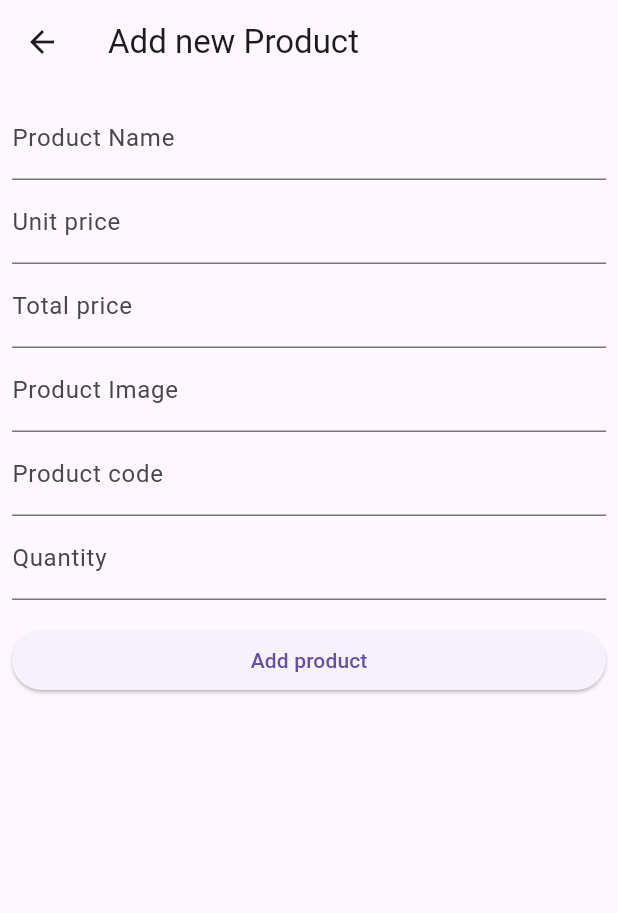
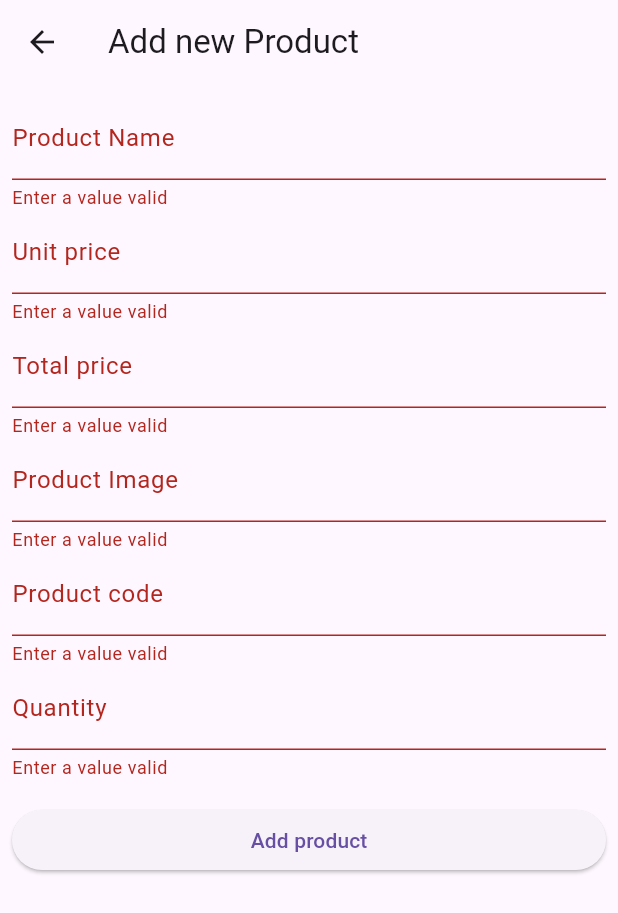
Before and after one commit to Ruman007-75/Ruman007-75, a Flutter app: the AddNewProductScreen screen opened directly, after a tap on "Add product", on a phone screen of 412 x 824 dp. Shown: the top 913 px of the screen. Run offline on Flutter 3.47's test engine with Material 3 defaults, Android fonts, the phone set to English and light mode, and no system bars; network calls fail.

Commit message:
module_13_class_3_2.dart

```diff
--- /dev/null
+++ b/lib/model/product.dart
@@ -0,0 +1,20 @@
+class Product {
+  final String id;
+  final String produstName;
+  final String productcode;
+  final String productImage;
+  final String unitePrice;
+  final String quantity;
+  final String totalPrice;
+  final String createdAt;
+
+  Product(
+      {required this.id,
+      required this.produstName,
+      required this.productcode,
+      required this.productImage,
+      required this.unitePrice,
+      required this.quantity,
+      required this.totalPrice,
+      required this.createdAt});
+}
--- a/lib/screen/add_new_product_screen.dart
+++ b/lib/screen/add_new_product_screen.dart
@@ -1,4 +1,7 @@
+import 'dart:convert';
+
 import 'package:flutter/material.dart';
+import 'package:http/http.dart';
 
 class AddNewProductScreen extends StatefulWidget {
   const AddNewProductScreen({super.key});
@@ -16,6 +19,7 @@ class _AddNewProductScreenState extends State<AddNewProductScreen> {
   final TextEditingController _codeTEController = TextEditingController();
   final TextEditingController _quantityTEController = TextEditingController();
   final GlobalKey<FormState> _formkey = GlobalKey<FormState>();
+  bool _inProgress = false;
 
   @override
   Widget build(BuildContext context) {
@@ -23,9 +27,11 @@ class _AddNewProductScreenState extends State<AddNewProductScreen> {
       appBar: AppBar(
         title: Text('Add new Product'),
       ),
-      body: Padding(
+      body: SingleChildScrollView(
+        child: Padding(
           padding: const EdgeInsets.all(8.0),
           child: _buildNewProductForm(),
+        ),
       ),
     );
   }
@@ -37,38 +43,78 @@ class _AddNewProductScreenState extends State<AddNewProductScreen> {
         children: [
           TextFormField(
             controller: _productNameTEController,
-            decoration: InputDecoration(
-                hintText: 'Name', labelText: 'Product Name'),
+            decoration:
+                InputDecoration(hintText: 'Name', labelText: 'Product Name'),
+            validator: (String? value) {
+              if (value == null || value.isEmpty) {
+                return 'Enter a value valid';
+              }
+              return null;
+            },
           ),
           TextFormField(
             controller: _unitPriceTEController,
             decoration: InputDecoration(
                 hintText: 'Unit price', labelText: 'Unit price'),
+            validator: (String? value) {
+              if (value == null || value.isEmpty) {
+                return 'Enter a value valid';
+              }
+              return null;
+            },
           ),
           TextFormField(
             controller: _totalPriceTEController,
             decoration: InputDecoration(
                 hintText: 'Total price', labelText: 'Total price'),
+            validator: (String? value) {
+              if (value == null || value.isEmpty) {
+                return 'Enter a value valid';
+              }
+              return null;
+            },
           ),
           TextFormField(
             controller: _imageTEController,
-            decoration: InputDecoration(
-                hintText: 'Image', labelText: 'Product Image'),
+            decoration:
+                InputDecoration(hintText: 'Image', labelText: 'Product Image'),
+            validator: (String? value) {
+              if (value == null || value.isEmpty) {
+                return 'Enter a value valid';
+              }
+              return null;
+            },
           ),
           TextFormField(
             controller: _codeTEController,
             decoration: InputDecoration(
                 hintText: 'Product code', labelText: 'Product code'),
+            validator: (String? value) {
+              if (value == null || value.isEmpty) {
+                return 'Enter a value valid';
+              }
+              return null;
+            },
           ),
           TextFormField(
             controller: _quantityTEController,
-            decoration: InputDecoration(
-                hintText: 'Quantity', labelText: 'Quantity'),
+            decoration:
+                InputDecoration(hintText: 'Quantity', labelText: 'Quantity'),
+            validator: (String? value) {
+              if (value == null || value.isEmpty) {
+                return 'Enter a value valid';
+              }
+              return null;
+            },
           ),
           const SizedBox(
             height: 16,
           ),
-          ElevatedButton(
+          _inProgress
+              ? Center(
+                  child: CircularProgressIndicator(),
+                )
+              : ElevatedButton(
                   style: ElevatedButton.styleFrom(
                     fixedSize: Size.fromWidth(double.maxFinite),
                   ),
@@ -79,9 +125,49 @@ class _AddNewProductScreenState extends State<AddNewProductScreen> {
       ),
     );
   }
-    void _onTapaddProductButton(){
 
+  void _onTapaddProductButton() {
+    if (_formkey.currentState!.validate()) {
+      addnewProduct();
     }
+  }
+
+  Future<void> addnewProduct() async {
+    _inProgress = true;
+    setState(() {});
+    Uri uri = Uri.parse('https://crud.teamrabbil.com/api/v1/CreateProduct');
+    Map<String, dynamic> requestBody = {
+      "Img": _imageTEController.text,
+      "ProductCode": _codeTEController.text,
+      "ProductName": _productNameTEController.text,
+      "ProductName": _productNameTEController.text,
+      "TotalPrice": _totalPriceTEController.text,
+      "UnitePrice": _unitPriceTEController.text,
+      "Qty": _quantityTEController.text,
+    };
+    Response response = await post(uri,
+        headers: {"Content-type": "application/json"},
+        body: jsonEncode(requestBody));
+    print(response.statusCode);
+    print(response.body);
+    if (response.statusCode == 200) {
+      _clearTextField();
+      ScaffoldMessenger.of(context)
+          .showSnackBar(SnackBar(content: Text('new Product added')));
+    }
+    _inProgress = false;
+    setState(() {});
+  }
+
+  void _clearTextField() {
+    _productNameTEController.clear();
+    _unitPriceTEController.clear();
+    _totalPriceTEController.clear();
+    _imageTEController.clear();
+    _codeTEController.clear();
+    _quantityTEController.clear();
+  }
+
   @override
   void dispose() {
     // TODO: implement dispose
--- a/pubspec.yaml
+++ b/pubspec.yaml
@@ -36,6 +36,7 @@ dependencies:
   # Use with the CupertinoIcons class for iOS style icons.
   cupertino_icons: ^1.0.6
   device_preview: ^1.2.0
+  http: ^1.2.2
 
 
 dev_dependencies:
```
Also changed, not shown: lib/screen/product_list_screen.dart (+55 -3 lines), lib/widget/product_item.dart (+8 -6 lines), pubspec.lock. Lines whose indentation alone changed are shown as unchanged.
